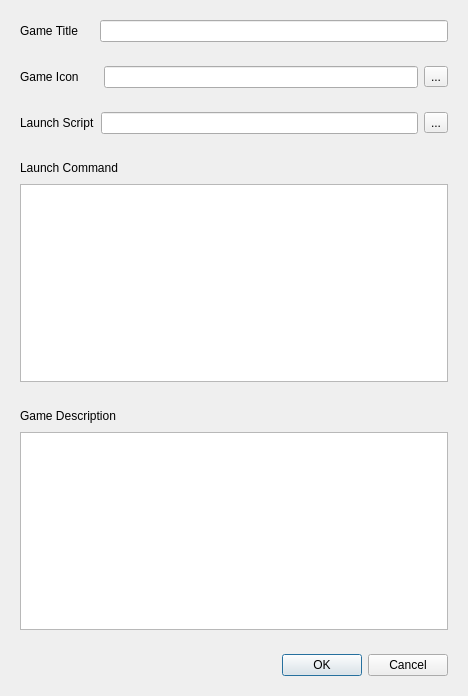
Old version of the form UI/add_new_game_dialogue.ui in the repository TRACTOR-MAN/Pretty_Game_Launcher.
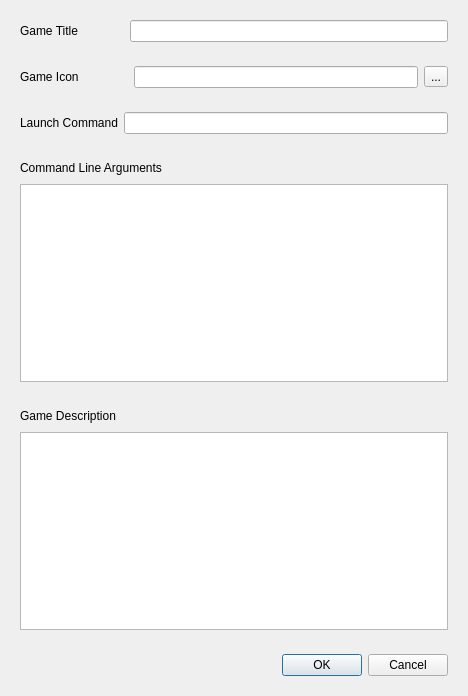
New version of the form.

Commit message: Added the home toolbar button, does nothing yet.  Also corrected the database so that it always displays in alphabetical order. Changed the launcher so now, you need a launch command and optional command line args> Added a home button tool bar button, currently does nothing though.

```diff
--- a/UI/add_new_game_dialogue.ui
+++ b/UI/add_new_game_dialogue.ui
@@ -34,7 +34,7 @@
        <widget class="QWidget" name="widget_7" native="true">
         <property name="minimumSize">
          <size>
-          <width>10</width>
+          <width>40</width>
           <height>0</height>
          </size>
         </property>
@@ -60,7 +60,7 @@
        <widget class="QWidget" name="widget_6" native="true">
         <property name="minimumSize">
          <size>
-          <width>13</width>
+          <width>43</width>
           <height>0</height>
          </size>
         </property>
@@ -92,19 +92,12 @@
       <item>
        <widget class="QLabel" name="label_3">
         <property name="text">
-         <string>Launch Script</string>
+         <string>Launch Command</string>
         </property>
        </widget>
       </item>
       <item>
-       <widget class="QLineEdit" name="launchScript"/>
-      </item>
-      <item>
-       <widget class="QToolButton" name="toolButton">
-        <property name="text">
-         <string>...</string>
-        </property>
-       </widget>
+       <widget class="QLineEdit" name="launchCommand"/>
       </item>
      </layout>
     </widget>
@@ -117,7 +110,7 @@
         <item>
          <widget class="QLabel" name="label_4">
           <property name="text">
-           <string>Launch Command</string>
+           <string>Command Line Arguments</string>
           </property>
          </widget>
         </item>
@@ -137,7 +130,7 @@
        </layout>
       </item>
       <item>
-       <widget class="QPlainTextEdit" name="launchCommand"/>
+       <widget class="QPlainTextEdit" name="commandLineArgs"/>
       </item>
      </layout>
     </widget>
```
Left out of the diff: 34 changed lines with no effect on the pictures. The commit also changes 18 other files.
